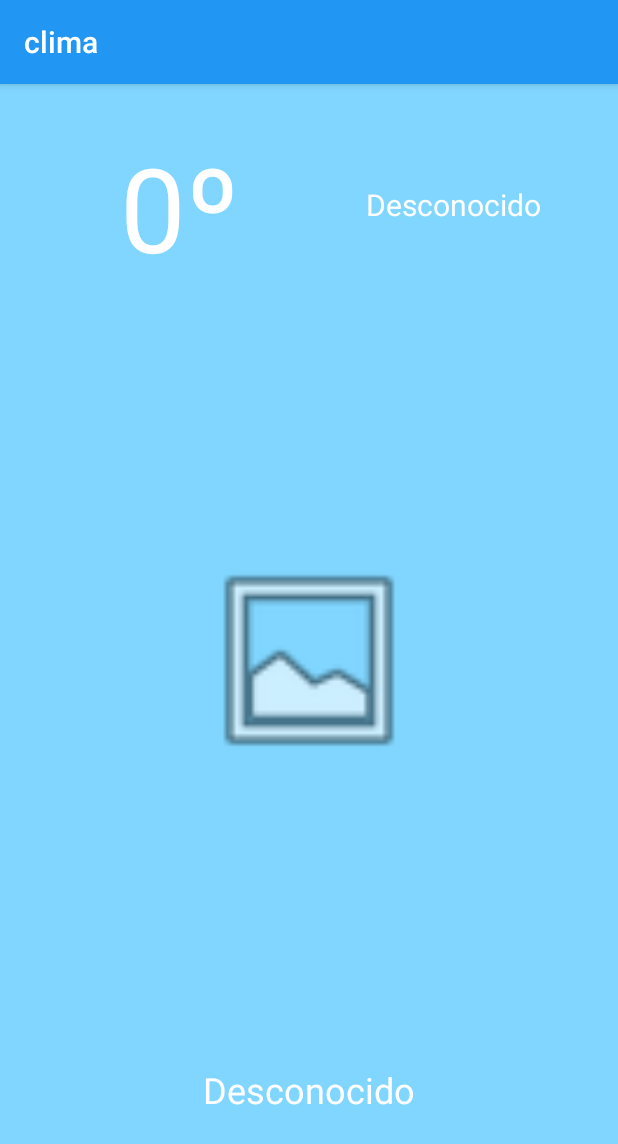
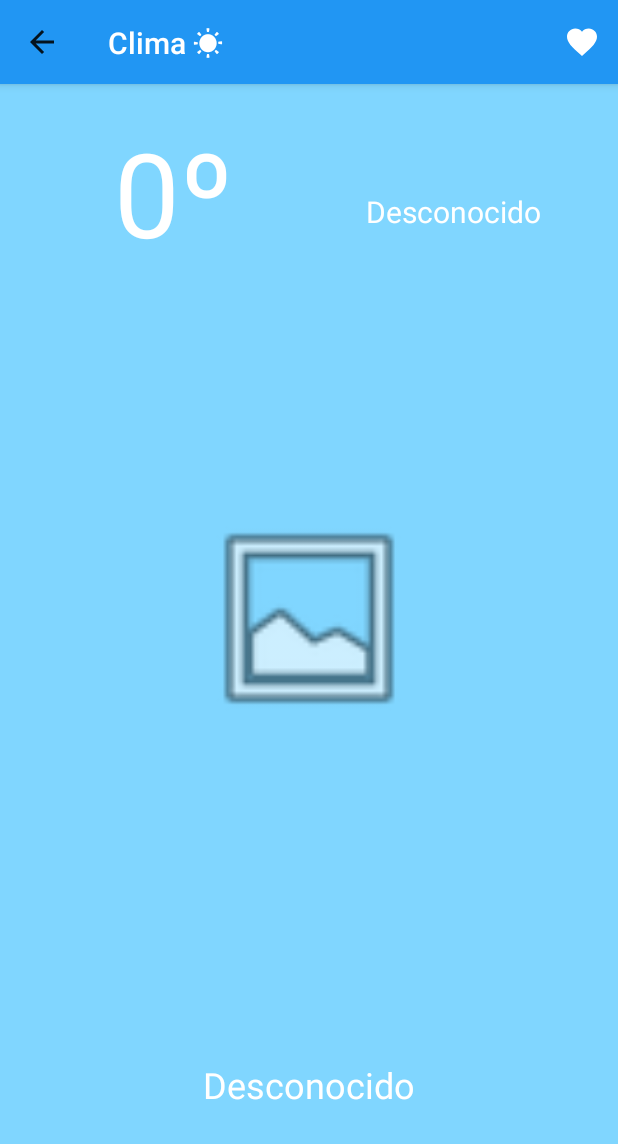
Before and after one commit to maxisandoval37/appClima_Android, an Android app: the screen it shows after launch (MainActivity), after a tap on "Continuar", on a phone screen of 412 x 824 dp. Shown: the top 1144 px of the screen. Run offline under Robolectric (Android 15) with nearby library versions, the phone set to English and light mode, and no system bars; our stand-ins replace Volley; network calls fail.

Commit message:
toolbar personalizado

```diff
--- a/app/src/main/AndroidManifest.xml
+++ b/app/src/main/AndroidManifest.xml
@@ -13,7 +13,7 @@
         android:supportsRtl="true"
         android:theme="@style/AppTheme">
 
-        <activity android:name=".Actividades.Presentacion">
+        <activity android:name=".actividades.Presentacion">
             <intent-filter>
                 <action android:name="android.intent.action.MAIN" />
 
@@ -21,7 +21,9 @@
             </intent-filter>
         </activity>
 
-        <activity android:name=".Actividades.MainActivity"></activity>
+        <activity android:name=".actividades.MainActivity"
+            android:parentActivityName=".actividades.Presentacion">
+        </activity>
 
     </application>
 
--- a/app/src/main/java/com/mxdigitalacademy/clima/Actividades/MainActivity.kt
+++ b/app/src/main/java/com/mxdigitalacademy/clima/actividades/MainActivity.kt
@@ -1,19 +1,23 @@
-package com.mxdigitalacademy.clima.Actividades
+package com.mxdigitalacademy.clima.actividades
 
 import androidx.appcompat.app.AppCompatActivity
 import android.os.Bundle
+import android.view.Menu
+import android.view.MenuItem
 import android.widget.Toast
+import androidx.appcompat.widget.Toolbar
 import com.android.volley.Request
 import com.android.volley.Response
 import com.android.volley.toolbox.StringRequest
 import com.android.volley.toolbox.Volley
 import com.google.gson.Gson
 import com.mxdigitalacademy.clima.R
-import com.mxdigitalacademy.clima.Red.Red
+import com.mxdigitalacademy.clima.red.Red
 import com.mxdigitalacademy.clima.objCiudad.Ciudad
 import kotlinx.android.synthetic.main.activity_main.*
 
 class MainActivity : AppCompatActivity() {
+    private var toolbar: Toolbar? = null
 
     private fun solicitudHTTPVolley(contextActivity: AppCompatActivity, url: String) {
         val colaDeSolicitudes = Volley.newRequestQueue(contextActivity)
@@ -62,9 +66,36 @@ class MainActivity : AppCompatActivity() {
     }
 
 
+    //          ------   TOOLBAR   ------
+    override fun onCreateOptionsMenu(menu: Menu?): Boolean {
+        menuInflater.inflate(R.menu.menutoolbar,menu)
+        return super.onCreateOptionsMenu(menu)
+    }
+
+    override fun onOptionsItemSelected(item: MenuItem): Boolean {
+        when(item.itemId){
+            R.id.itemCreditos -> Toast.makeText(this,R.string.creditos, Toast.LENGTH_SHORT).show()
+        }
+        return super.onOptionsItemSelected(item)
+    }
+
+    private fun hablitraBotonVolverToolBar(){
+        val actionBar = supportActionBar
+        actionBar?.setDisplayHomeAsUpEnabled(true)
+    }
+
+    private fun iniciarToolbar(){
+        toolbar = findViewById(R.id.toolbar)
+        toolbar?.setTitle(R.string.app_name)
+        setSupportActionBar(toolbar)
+        hablitraBotonVolverToolBar()
+    }
+
+
     override fun onCreate(savedInstanceState: Bundle?) {
         super.onCreate(savedInstanceState)
         setContentView(R.layout.activity_main)
+        iniciarToolbar()
 
         val ubicacion = intent.getStringExtra("com.mxdigitalacademy.clima.ciudad.LUGAR").toString()
         val urlApi = "https://api.openweathermap.org/data/2.5/weather?q=$ubicacion&appid=b88ca6348bffab22427dff7f05986265&lang=es&units=metric"
@@ -76,7 +107,6 @@ class MainActivity : AppCompatActivity() {
             Toast.makeText(this,"No hay conexion a Internet",Toast.LENGTH_SHORT).show()
 
         refrescarDatosAPI(urlApi)
-
     }
 
 }
--- a/app/src/main/java/com/mxdigitalacademy/clima/Actividades/Presentacion.kt
+++ b/app/src/main/java/com/mxdigitalacademy/clima/actividades/Presentacion.kt
@@ -1,4 +1,4 @@
-package com.mxdigitalacademy.clima.Actividades
+package com.mxdigitalacademy.clima.actividades
 
 import android.content.Intent
 import androidx.appcompat.app.AppCompatActivity
--- a/app/src/main/java/com/mxdigitalacademy/clima/Red/Red.kt
+++ b/app/src/main/java/com/mxdigitalacademy/clima/red/Red.kt
@@ -1,4 +1,4 @@
-package com.mxdigitalacademy.clima.Red
+package com.mxdigitalacademy.clima.red
 
 import android.content.Context
 import android.net.ConnectivityManager
--- /dev/null
+++ b/app/src/main/res/drawable/vector_favorite.xml
@@ -0,0 +1,9 @@
+<vector xmlns:android="http://schemas.android.com/apk/res/android"
+    android:width="24dp"
+    android:height="24dp"
+    android:viewportWidth="24"
+    android:viewportHeight="24">
+  <path
+      android:fillColor="@android:color/white"
+      android:pathData="M12,21.35l-1.45,-1.32C5.4,15.36 2,12.28 2,8.5 2,5.42 4.42,3 7.5,3c1.74,0 3.41,0.81 4.5,2.09C13.09,3.81 14.76,3 16.5,3 19.58,3 22,5.42 22,8.5c0,3.78 -3.4,6.86 -8.55,11.54L12,21.35z"/>
+</vector>
--- a/app/src/main/res/layout/activity_main.xml
+++ b/app/src/main/res/layout/activity_main.xml
@@ -5,7 +5,26 @@
     android:layout_width="match_parent"
     android:layout_height="match_parent"
     android:background="@color/colorFondo"
-    tools:context=".Actividades.MainActivity">
+    android:outlineAmbientShadowColor="#FFFFFF"
+    android:outlineSpotShadowColor="#FFFFFF"
+    tools:context=".actividades.MainActivity">
+
+    <androidx.appcompat.widget.Toolbar
+        android:id="@+id/toolbar"
+        android:layout_width="match_parent"
+        android:layout_height="?attr/actionBarSize"
+        android:background="?attr/colorPrimary"
+        android:elevation="4dp"
+        android:theme="@style/ThemeOverlay.AppCompat.ActionBar"
+        app:popupTheme="@style/Theme.AppCompat.Light"
+
+        app:titleTextColor="?android:attr/textColorPrimaryInverse"
+
+        app:layout_constraintBottom_toBottomOf="parent"
+        app:layout_constraintStart_toStartOf="parent"
+        app:layout_constraintTop_toTopOf="parent"
+        app:layout_constraintVertical_bias="0.000"
+        />
 
 
     <androidx.swiperefreshlayout.widget.SwipeRefreshLayout
@@ -17,8 +36,8 @@
             android:id="@+id/tvTemperatura"
             android:layout_width="wrap_content"
             android:layout_height="wrap_content"
-            android:paddingStart="80dp"
-            android:paddingTop="30dp"
+            android:paddingStart="76dp"
+            android:paddingTop="76dp"
             android:text="@string/texto_temperatura"
             android:textColor="@color/colorFuente"
             android:textSize="78sp"
@@ -37,7 +56,7 @@
         app:layout_constraintEnd_toEndOf="parent"
         app:layout_constraintStart_toStartOf="parent"
         app:layout_constraintTop_toBottomOf="@+id/imgDescripcion"
-        app:layout_constraintVertical_bias="0.68" />
+        app:layout_constraintVertical_bias="0.7" />
 
     <TextView
         android:id="@+id/tvEstadoClima"
@@ -51,17 +70,17 @@
         app:layout_constraintHorizontal_bias="0.826"
         app:layout_constraintStart_toStartOf="parent"
         app:layout_constraintTop_toTopOf="parent"
-        app:layout_constraintVertical_bias="0.09" />
+        app:layout_constraintVertical_bias="0.16" />
 
     <ImageView
         android:id="@+id/imgDescripcion"
         android:layout_width="149dp"
         android:layout_height="195dp"
+        android:contentDescription="@string/todo"
         app:layout_constraintBottom_toBottomOf="parent"
         app:layout_constraintEnd_toEndOf="parent"
         app:layout_constraintStart_toStartOf="parent"
         app:layout_constraintTop_toTopOf="parent"
-        app:srcCompat="@android:drawable/ic_menu_gallery"
-        android:contentDescription="@string/todo" />
+        app:srcCompat="@android:drawable/ic_menu_gallery" />
 
 </androidx.constraintlayout.widget.ConstraintLayout>
--- a/app/src/main/res/layout/activity_presentacion.xml
+++ b/app/src/main/res/layout/activity_presentacion.xml
@@ -5,7 +5,7 @@
     android:layout_width="match_parent"
     android:layout_height="match_parent"
     android:background="@color/colorFondo"
-    tools:context=".Actividades.Presentacion">
+    tools:context=".actividades.Presentacion">
 
     <TextView
         android:id="@+id/tvBienvenida"
--- /dev/null
+++ b/app/src/main/res/menu/menutoolbar.xml
@@ -0,0 +1,11 @@
+<?xml version="1.0" encoding="utf-8"?>
+<menu xmlns:app="http://schemas.android.com/apk/res-auto"
+    xmlns:android="http://schemas.android.com/apk/res/android">
+
+    <item
+        android:id="@+id/itemCreditos"
+        android:icon="@drawable/vector_favorite"
+        android:title="@string/creditos"
+        app:showAsAction="ifRoom" />
+
+</menu>
--- a/app/src/main/res/values/strings.xml
+++ b/app/src/main/res/values/strings.xml
@@ -1,5 +1,5 @@
 <resources>
-    <string name="app_name">clima</string>
+    <string name="app_name">Clima ☀</string>
     <string name="texto_ubicacion">Desconocido</string>
     <string name="texto_temperatura">0º</string>
     <string name="texto_estado">Desconocido</string>
@@ -7,4 +7,5 @@
     <string name="ubicacionDefecto">Buenos Aires</string>
     <string name="continuar">Continuar</string>
     <string name="todo">TODO</string>
+    <string name="creditos">Gracias!! ❤ Créditos: maxisandoval37</string>
 </resources>
--- a/app/src/main/res/values/styles.xml
+++ b/app/src/main/res/values/styles.xml
@@ -1,10 +1,11 @@
 <resources>
-    <!-- Base application theme. -->
-    <style name="AppTheme" parent="Theme.AppCompat.Light.DarkActionBar">
-        <!-- Customize your theme here. -->
+
+    <style name="AppTheme" parent="Theme.AppCompat.Light.NoActionBar">
+
         <item name="colorPrimary">@color/colorPrimary</item>
         <item name="colorPrimaryDark">@color/colorPrimaryDark</item>
         <item name="colorAccent">@color/colorAccent</item>
+
     </style>
 
 </resources>
```
